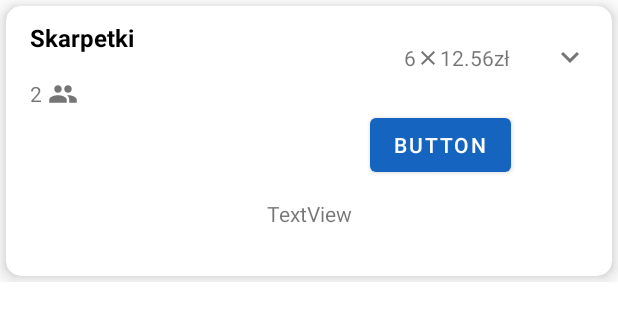
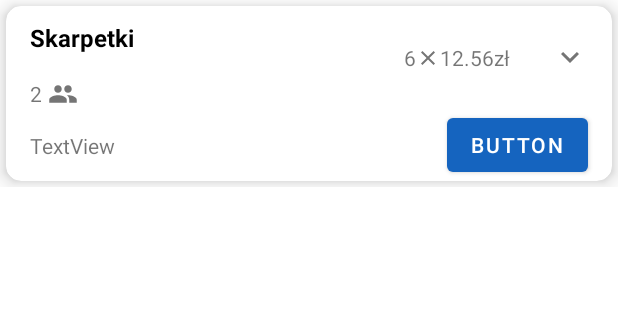
Before and after one commit to HKonstanty/bill_calculator, an Android app: the layout item_product.xml on its own in the app's theme, with its tools: preview values and no code run, on a phone screen of 412 x 824 dp. Shown: the top 321 px of the screen. Run offline under Robolectric (Android 15) with nearby library versions, the phone set to English and light mode, and no system bars.

```diff
--- a/app/src/main/res/layout/item_product.xml
+++ b/app/src/main/res/layout/item_product.xml
@@ -112,25 +112,24 @@
                 app:layout_constraintTop_toBottomOf="@+id/imageView2">
 
                 <TextView
-                    android:id="@+id/textView7"
+                    android:id="@+id/debtors_tv"
                     android:layout_width="wrap_content"
                     android:layout_height="wrap_content"
-                    android:layout_marginBottom="32dp"
+                    android:layout_marginStart="16dp"
                     android:text="TextView"
                     app:layout_constraintBottom_toBottomOf="parent"
-                    app:layout_constraintEnd_toEndOf="parent"
-                    app:layout_constraintHorizontal_bias="0.5"
-                    app:layout_constraintStart_toStartOf="parent" />
+                    app:layout_constraintStart_toStartOf="parent"
+                    app:layout_constraintTop_toTopOf="parent" />
 
                 <Button
-                    android:id="@+id/button5"
+                    android:id="@+id/delete_btn"
                     android:layout_width="wrap_content"
                     android:layout_height="wrap_content"
-                    android:layout_marginStart="12dp"
-                    android:layout_marginBottom="12dp"
+                    android:layout_marginEnd="16dp"
                     android:text="Button"
-                    app:layout_constraintBottom_toTopOf="@+id/textView7"
-                    app:layout_constraintStart_toEndOf="@+id/textView7" />
+                    app:layout_constraintBottom_toBottomOf="parent"
+                    app:layout_constraintEnd_toEndOf="parent"
+                    app:layout_constraintTop_toTopOf="parent" />
             </androidx.constraintlayout.widget.ConstraintLayout>
 
         </androidx.constraintlayout.widget.ConstraintLayout>
```
Also changed, not shown: app/src/main/java/com/odhiambodevelopers/rxkotlin/UI/billviewpager/BillViewModel.kt (+9 -4 lines), app/src/main/java/com/odhiambodevelopers/rxkotlin/UI/billviewpager/ProductRecyclerViewAdapter.kt (+18 -10 lines), app/src/main/java/com/odhiambodevelopers/rxkotlin/UI/billviewpager/ProductsListBillFragment.kt (+10 -3 lines).
